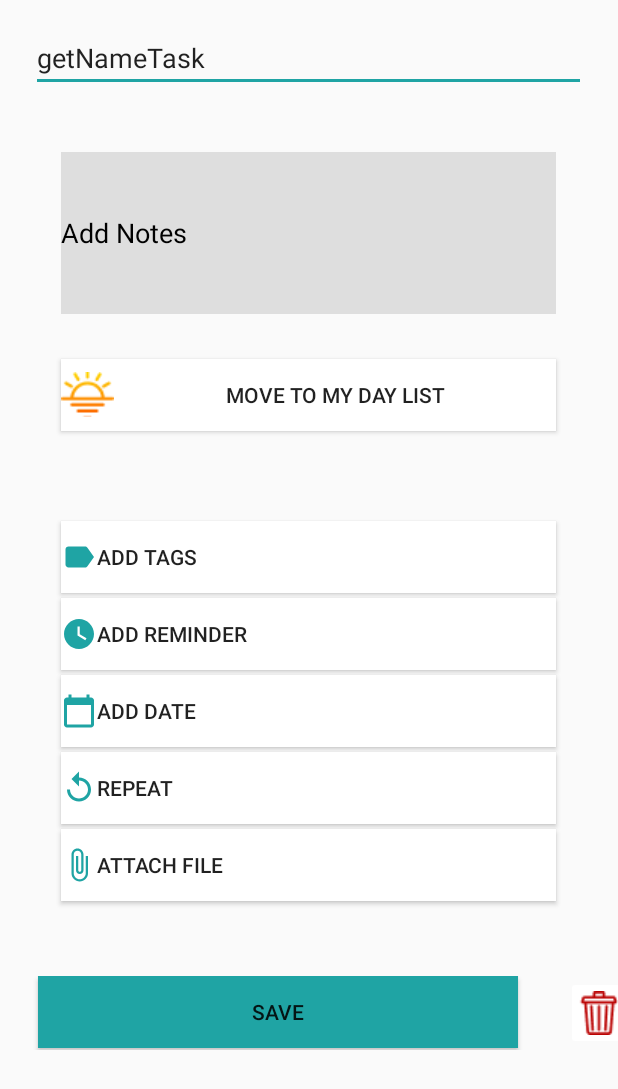
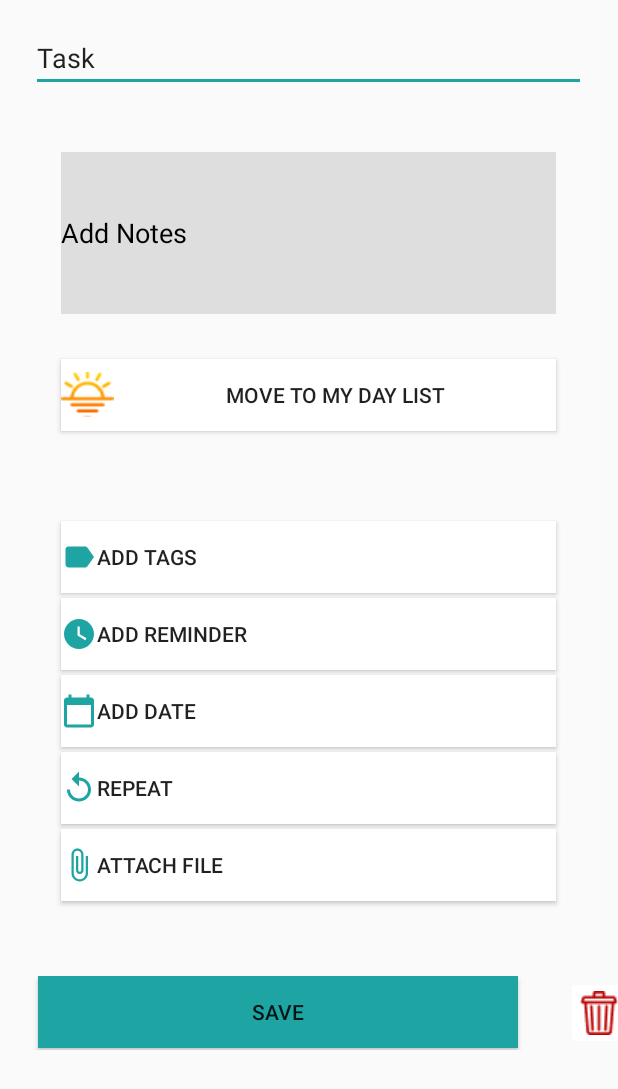
Before and after one commit to valentinavera/dothings, an Android app: the layout fragment_modal_edit_task.xml on its own in the app's theme, with its tools: preview values and no code run, on a phone screen of 412 x 824 dp. Shown: the top 1089 px of the screen. Run offline under Robolectric (Android 15) with nearby library versions, the phone set to English and light mode, and no system bars.

Commit message:
modal grande

```diff
--- a/app/src/main/res/layout/fragment_modal_edit_task.xml
+++ b/app/src/main/res/layout/fragment_modal_edit_task.xml
@@ -10,7 +10,7 @@
         android:layout_width="370dp"
         android:layout_height="wrap_content"
         android:layout_marginTop="16dp"
-        android:text="getNameTask"
+        android:text="@string/task"
         android:inputType="textShortMessage"
         android:layout_gravity="center"/>
 
@@ -25,7 +25,7 @@
         android:textColorHint="@color/black"
         android:inputType="textMultiLine"
         android:backgroundTint="@color/gray"
-        />
+        android:autofillHints="" />
 
     <Button
         android:id="@+id/ListButton"
@@ -33,7 +33,7 @@
         android:layout_height="wrap_content"
         android:layout_marginTop="30dp"
         android:background="@color/white"
-        android:drawableLeft="@drawable/sunset"
+        android:drawableStart="@drawable/sunset"
         android:text="@string/change_list_task"
         android:layout_gravity="center"/>
 
@@ -43,7 +43,7 @@
         android:layout_height="wrap_content"
         android:layout_marginTop="60dp"
         android:background="@color/white"
-        android:drawableLeft="@drawable/ic_baseline_label_24"
+        android:drawableStart="@drawable/ic_baseline_label_24"
         android:text="@string/addTag"
         android:layout_gravity="center"
         android:textAlignment="textStart"
@@ -54,7 +54,7 @@
         android:layout_height="wrap_content"
         android:layout_marginTop="3dp"
         android:background="@color/white"
-        android:drawableLeft="@drawable/ic_baseline_watch_later_24"
+        android:drawableStart="@drawable/ic_baseline_watch_later_24"
         android:text="@string/reminder"
         android:layout_gravity="center"
         android:textAlignment="textStart"
@@ -65,7 +65,7 @@
         android:layout_height="wrap_content"
         android:layout_marginTop="3dp"
         android:background="@color/white"
-        android:drawableLeft="@drawable/ic_baseline_calendar_today_24"
+        android:drawableStart="@drawable/ic_baseline_calendar_today_24"
         android:text="@string/addDate"
         android:textAlignment="textStart"
         android:layout_gravity="center"
@@ -76,7 +76,7 @@
         android:layout_height="wrap_content"
         android:layout_marginTop="3dp"
         android:background="@color/white"
-        android:drawableLeft="@drawable/replay"
+        android:drawableStart="@drawable/replay"
         android:text="@string/repeat"
         android:layout_gravity="center"
         android:textAlignment="textStart"
@@ -87,7 +87,7 @@
         android:layout_height="wrap_content"
         android:layout_marginTop="3dp"
         android:background="@color/white"
-        android:drawableLeft="@drawable/attach_file"
+        android:drawableStart="@drawable/attach_file"
         android:text="@string/attach"
         android:layout_gravity="center"
         android:textAlignment="textStart"
@@ -103,19 +103,20 @@
             android:id="@+id/saveButton"
             android:layout_width="320dp"
             android:layout_height="wrap_content"
-            android:layout_marginLeft="25dp"
-            android:layout_marginRight="10dp"
-            android:text="save"
+            android:layout_marginStart="25dp"
+            android:layout_marginEnd="10dp"
+            android:text="@string/ButtonSve"
             android:background="@color/colorAccent"/>
 
         <ImageButton
             android:id="@+id/imageButton"
             android:layout_width="43dp"
             android:layout_height="wrap_content"
-            android:layout_gravity="right"
-            android:layout_marginLeft="22dp"
+            android:layout_gravity="end"
+            android:layout_marginStart="22dp"
             android:backgroundTint="@color/white"
-            android:src="@drawable/delete" />
+            android:src="@drawable/delete"
+            android:contentDescription="@string/deleteButton" />
     </LinearLayout>
 
 </LinearLayout>
--- a/app/src/main/res/values/strings.xml
+++ b/app/src/main/res/values/strings.xml
@@ -23,4 +23,6 @@
     <string name="addDate">Add Date</string>
     <string name="repeat">Repeat</string>
     <string name="attach">Attach file</string>
+    <string name="ButtonSve">Save</string>
+    <string name="deleteButton">deleteButton</string>
 </resources>
```
Also changed, not shown: 1 other file.
